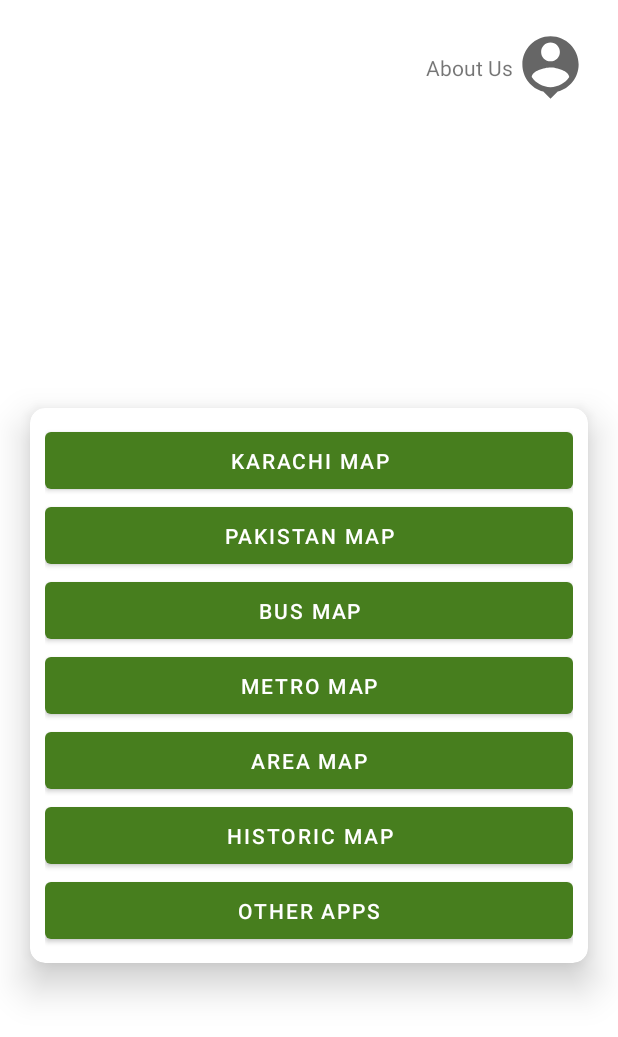
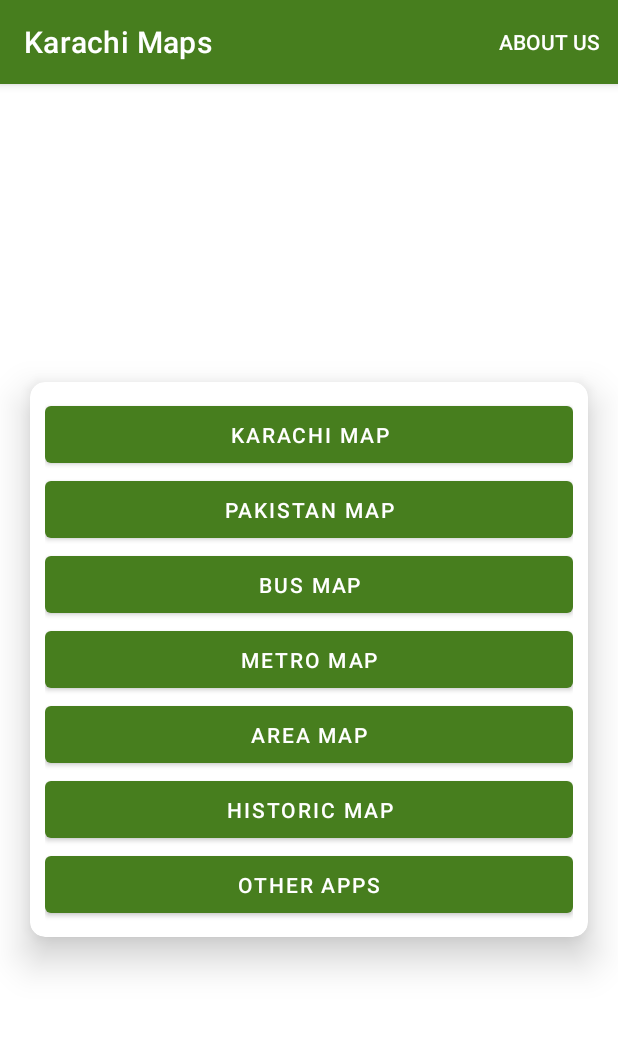
Before and after one commit to MrAliRaxa/Karachi_Maps, an Android app: the screen it shows after launch (MainActivity), on a phone screen of 412 x 824 dp. Shown: the top 1037 px of the screen. Run offline under Robolectric (Android 15) with nearby library versions, the phone set to English and light mode, and no system bars; our stand-ins replace AdMob, data binding.

Commit message:
improvements 1.0

```diff
--- a/app/src/main/java/com/example/karachimaps/MainActivity.java
+++ b/app/src/main/java/com/example/karachimaps/MainActivity.java
@@ -1,11 +1,14 @@
 package com.example.karachimaps;
 
+import androidx.annotation.NonNull;
 import androidx.appcompat.app.AppCompatActivity;
 import androidx.databinding.DataBindingUtil;
 
 import android.content.Context;
 import android.os.Bundle;
 import android.util.Log;
+import android.view.MenuInflater;
+import android.view.MenuItem;
 import android.view.View;
 
 import com.example.karachimaps.Fragments.AboutUs;
@@ -54,6 +57,26 @@ public class MainActivity extends AppCompatActivity {
             }
         });
 
+
+    }
+
+
+    @Override
+    public boolean onCreateOptionsMenu(android.view.Menu menu) {
+        MenuInflater menuInflater=getMenuInflater();
+        menuInflater.inflate(R.menu.maps_menu,menu);
+        return super.onCreateOptionsMenu(menu);
+    }
+
+    @Override
+    public boolean onOptionsItemSelected(@NonNull MenuItem item) {
+        if(item.getItemId()==R.id.menu_aboutUs){
+            getActivity().getSupportFragmentManager().beginTransaction()
+                    .addToBackStack(null)
+                    .replace(R.id.fragmentCountainer,new AboutUs())
+                    .commit();
+        }
+        return super.onOptionsItemSelected(item);
     }
 
     private AppCompatActivity getActivity(){
@@ -66,4 +89,8 @@ public class MainActivity extends AppCompatActivity {
     }
 
 
+    @Override
+    protected void onStart() {
+        super.onStart();
+    }
 }
--- /dev/null
+++ b/app/src/main/res/drawable/ic_baseline_map_24.xml
@@ -0,0 +1,5 @@
+<vector android:height="24dp" android:tint="#FFFFFF"
+    android:viewportHeight="24" android:viewportWidth="24"
+    android:width="24dp" xmlns:android="http://schemas.android.com/apk/res/android">
+    <path android:fillColor="@android:color/white" android:pathData="M20.5,3l-0.16,0.03L15,5.1 9,3 3.36,4.9c-0.21,0.07 -0.36,0.25 -0.36,0.48V20.5c0,0.28 0.22,0.5 0.5,0.5l0.16,-0.03L9,18.9l6,2.1 5.64,-1.9c0.21,-0.07 0.36,-0.25 0.36,-0.48V3.5c0,-0.28 -0.22,-0.5 -0.5,-0.5zM15,19l-6,-2.11V5l6,2.11V19z"/>
+</vector>
--- /dev/null
+++ b/app/src/main/res/drawable/ic_baseline_satellite_24.xml
@@ -0,0 +1,5 @@
+<vector android:height="24dp" android:tint="#FFFFFF"
+    android:viewportHeight="24" android:viewportWidth="24"
+    android:width="24dp" xmlns:android="http://schemas.android.com/apk/res/android">
+    <path android:fillColor="@android:color/white" android:pathData="M19,3L5,3c-1.1,0 -2,0.9 -2,2v14c0,1.1 0.9,2 2,2h14c1.1,0 2,-0.9 2,-2L21,5c0,-1.1 -0.9,-2 -2,-2zM5,4.99h3C8,6.65 6.66,8 5,8L5,4.99zM5,12v-2c2.76,0 5,-2.25 5,-5.01h2C12,8.86 8.87,12 5,12zM5,18l3.5,-4.5 2.5,3.01L14.5,12l4.5,6L5,18z"/>
+</vector>
--- a/app/src/main/res/layout/activity_main.xml
+++ b/app/src/main/res/layout/activity_main.xml
@@ -14,7 +14,10 @@
             android:layout_height="wrap_content"
             android:orientation="horizontal"
             android:layout_alignParentEnd="true"
-            android:layout_margin="20dp"
+            android:layout_marginStart="20dp"
+            android:layout_marginEnd="20dp"
+            android:layout_marginTop="20dp"
+            android:visibility="gone"
             >
             <TextView
                 android:layout_width="wrap_content"
@@ -34,7 +37,7 @@
             android:id="@+id/fragmentCountainer"
             android:layout_width="match_parent"
             android:layout_height="match_parent"
-            android:layout_above="@id/fragmentCountainer"
+            android:layout_above="@id/adView"
             android:layout_below="@id/aboutPage"
             />
         <com.google.android.gms.ads.AdView
@@ -44,7 +47,7 @@
             android:layout_height="wrap_content"
             android:layout_centerHorizontal="true"
             android:layout_alignParentBottom="true"
-            ads:adSize="BANNER"
+            ads:adSize="FULL_BANNER"
             ads:adUnitId="ca-app-pub-3940256099942544/6300978111">
         </com.google.android.gms.ads.AdView>
     </RelativeLayout>
--- a/app/src/main/res/layout/fragment_image_viewer.xml
+++ b/app/src/main/res/layout/fragment_image_viewer.xml
@@ -6,11 +6,11 @@
         android:layout_height="match_parent"
         tools:context=".Fragments.ImageViewerFragment">
 
-        <ImageView
-            android:id="@+id/imageViewer_image"
+
+        <com.github.chrisbanes.photoview.PhotoView
             android:layout_width="match_parent"
             android:layout_height="match_parent"
-            android:src="@color/black"
+            android:id="@+id/imageViewer_image"
             />
     </RelativeLayout>
 </layout>
--- /dev/null
+++ b/app/src/main/res/menu/maps_menu.xml
@@ -0,0 +1,9 @@
+<?xml version="1.0" encoding="utf-8"?>
+<menu xmlns:android="http://schemas.android.com/apk/res/android"
+    xmlns:app="http://schemas.android.com/apk/res-auto">
+<item
+    android:id="@+id/menu_aboutUs"
+    android:title="About Us"
+    app:showAsAction="always"
+    />
+</menu>
--- /dev/null
+++ b/app/src/main/res/values/dimens.xml
@@ -0,0 +1,4 @@
+<?xml version="1.0" encoding="utf-8"?>
+<resources>
+    <dimen name="ui_margin_medium">10dp</dimen>
+</resources>
--- a/app/src/main/res/values/themes.xml
+++ b/app/src/main/res/values/themes.xml
@@ -1,6 +1,6 @@
 <resources xmlns:tools="http://schemas.android.com/tools">
     <!-- Base application theme. -->
-    <style name="Theme.KarachiMaps" parent="Theme.MaterialComponents.DayNight.NoActionBar">
+    <style name="Theme.KarachiMaps" parent="Theme.MaterialComponents.DayNight.DarkActionBar">
         <!-- Primary brand color. -->
         <item name="colorPrimary">@color/purple_500</item>
         <item name="colorPrimaryVariant">@color/purple_700</item>
```
Also changed, not shown: app/build.gradle (+7 -1 lines), app/src/main/java/com/example/karachimaps/Fragments/ImageViewerFragment.java (+33 -21 lines), app/src/main/java/com/example/karachimaps/Fragments/MapsFragment.java (+88 -51 lines), app/src/main/java/com/example/karachimaps/Fragments/Menu.java (+18 -8 lines), app/src/main/res/layout/fragment_maps.xml (+46 -1 lines).
